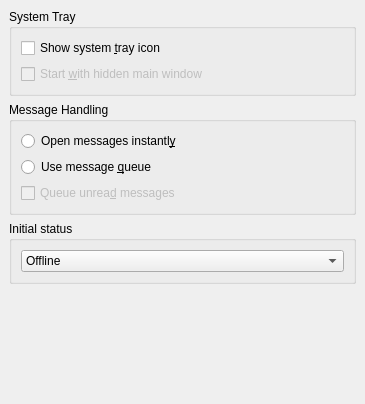
Above: kopete/config/behavior/behaviorconfig_general.ui from KDE/kopete before the change. Below: the same form after it.
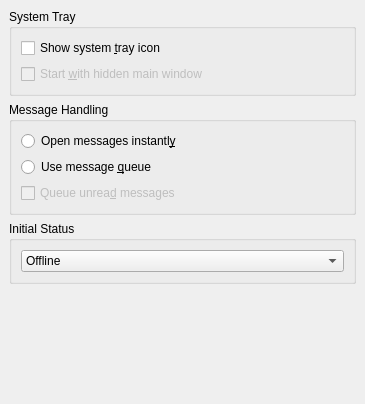
That is the form after the change.

What changed in the file:
```diff
--- a/kopete/config/behavior/behaviorconfig_general.ui
+++ b/kopete/config/behavior/behaviorconfig_general.ui
@@ -123,7 +123,7 @@
    <item>
 	  <widget class="QGroupBox" name="initialStatusGroup" >
 	  <property name="title" >
-		  <string>Initial status</string>
+		  <string>Initial Status</string>
 	  </property>
 	  <layout class="QVBoxLayout" >
 		<property name="spacing" >
```
